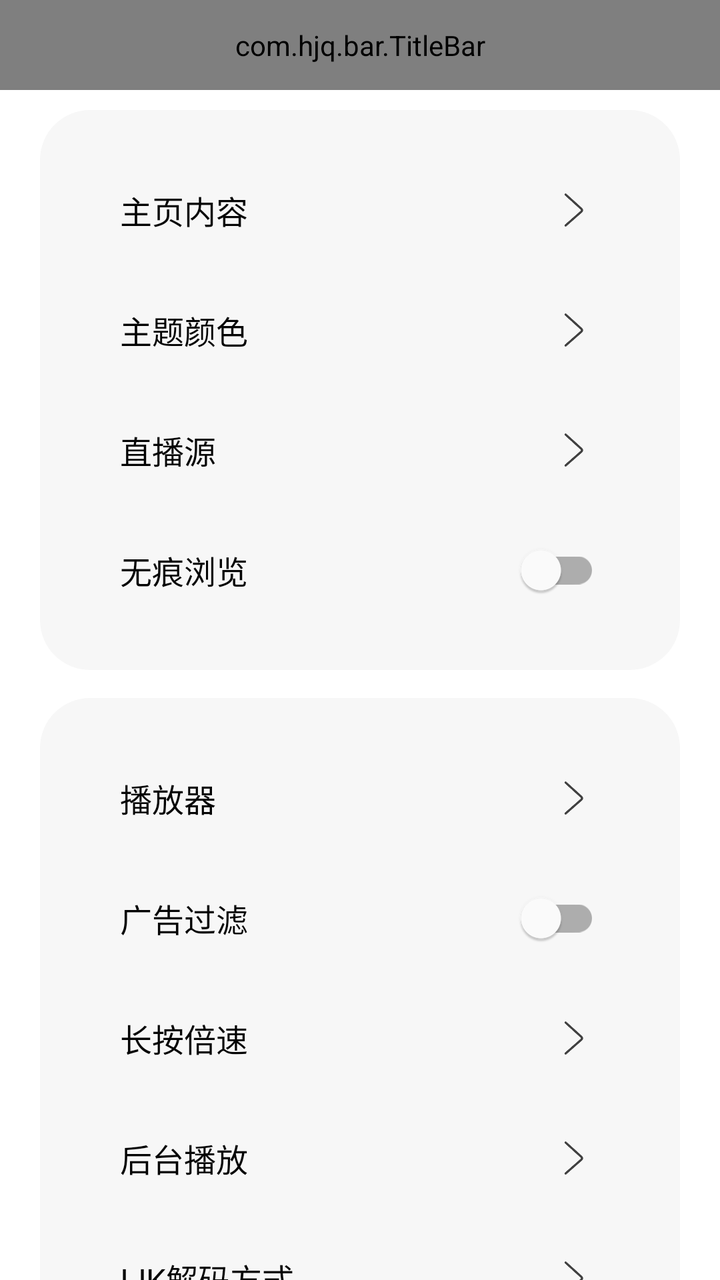
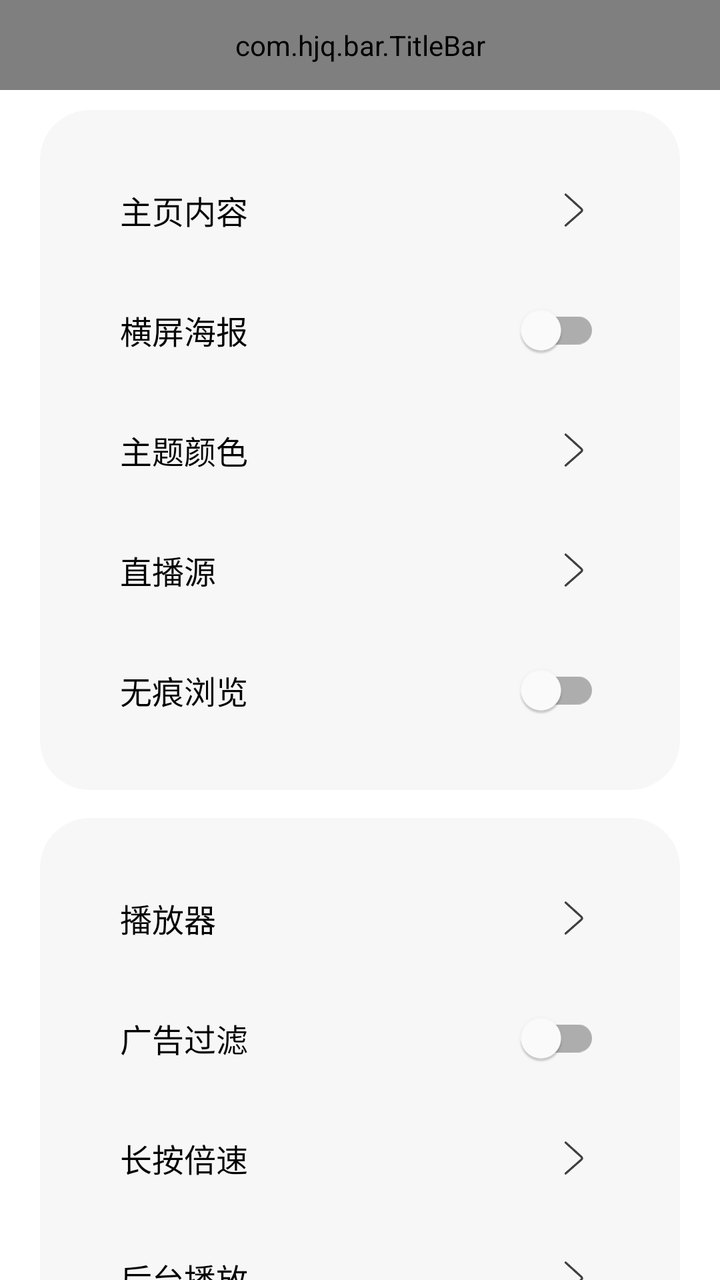

Two renders of the same Android screen: before a commit and after it. Below are the layout's source before the change and the commit's diff.
<!-- AndroidManifest.xml: application theme AppTheme -->
<!-- res/layout/activity_setting.xml -->
<?xml version="1.0" encoding="utf-8"?>
<LinearLayout xmlns:android="http://schemas.android.com/apk/res/android"
    xmlns:app="http://schemas.android.com/apk/res-auto"
    xmlns:tools="http://schemas.android.com/tools"
    android:layout_width="match_parent"
    android:layout_height="match_parent"
    android:orientation="vertical">

    <com.hjq.bar.TitleBar
        android:id="@+id/title_bar"
        android:layout_width="match_parent"
        android:layout_height="45dp"
        app:title="设置"
        app:titleStyle="bold"
        app:titleColor="@color/black"
        app:lineVisible="false"/>

    <ScrollView
        android:layout_width="match_parent"
        android:layout_height="wrap_content"
        android:scrollbars="none"
        >

        <LinearLayout
            android:layout_width="match_parent"
            android:layout_height="wrap_content"
            android:orientation="vertical"
            android:layout_marginHorizontal="20dp"
            android:paddingVertical="10dp">

            <LinearLayout
                android:layout_width="match_parent"
                android:layout_height="wrap_content"
                android:orientation="vertical"
                android:paddingVertical="20dp"
                android:background="@drawable/bg_large_round_gray">

                <LinearLayout
                    android:id="@+id/llHomeRec"
                    android:layout_width="match_parent"
                    android:layout_height="@dimen/dp_60"
                    android:layout_weight="1"
                    android:focusable="true"
                    android:gravity="center_vertical"
                    android:orientation="horizontal"
                    android:paddingHorizontal="40dp"
                    android:foreground="?android:selectableItemBackground"
                    >

                    <TextView
                        android:layout_width="wrap_content"
                        android:layout_height="wrap_content"
                        android:text="主页内容"
                        android:textColor="@color/text_foreground"
                        android:textSize="16sp"/>

                    <Space
                        android:layout_width="0dp"
                        android:layout_height="wrap_content"
                        android:layout_weight="1" />

                    <TextView
                        android:id="@+id/tvHomeRec"
                        android:layout_width="wrap_content"
                        android:layout_height="wrap_content"

                        />

                    <ImageView
                        android:layout_width="26dp"
                        android:layout_height="26dp"
                        android:layout_gravity="center"
                        android:alpha="0.75"
                        android:src="@drawable/icon_pre"
                        app:tint="@color/text_foreground"/>
                </LinearLayout>


                <LinearLayout
                    android:id="@+id/showFastSearch"
                    android:layout_width="match_parent"
                    android:layout_height="@dimen/dp_60"
                    android:layout_marginBottom="@dimen/dp_10"
                    android:focusable="true"
                    android:gravity="center_vertical"
                    android:orientation="horizontal"
                    android:paddingHorizontal="20dp"
                    android:visibility="gone">

                    <TextView
                        android:layout_width="wrap_content"
                        android:layout_height="wrap_content"
                        android:text="聚合模式"
                        android:textColor="@color/text_foreground"
                        android:textSize="16sp"
                        />

                    <Space
                        android:layout_width="0dp"
                        android:layout_height="wrap_content"
                        android:layout_weight="1" />

                    <TextView
                        android:id="@+id/showFastSearchText"
                        android:layout_width="wrap_content"
                        android:layout_height="wrap_content"

                        />

                    <ImageView
                        android:layout_width="26dp"
                        android:layout_height="26dp"
                        android:layout_gravity="center"
                        android:alpha="0.75"
                        android:src="@drawable/icon_pre"
                        app:tint="@color/text_foreground"/>
                </LinearLayout>

                <LinearLayout
                    android:id="@+id/llTheme"
                    android:layout_width="match_parent"
                    android:layout_height="@dimen/dp_60"
                    android:layout_weight="1"
                    android:focusable="true"
                    android:gravity="center_vertical"
                    android:orientation="horizontal"
                    android:paddingHorizontal="40dp"
                    android:foreground="?android:selectableItemBackground"
                    >

                    <TextView
                        android:layout_width="wrap_content"
                        android:layout_height="wrap_content"
                        android:text="主题颜色"
                        android:textColor="@color/text_foreground"
                        android:textSize="16sp"
                        />

                    <Space
                        android:layout_width="0dp"
                        android:layout_height="wrap_content"
                        android:layout_weight="1" />

                    <TextView
                        android:id="@+id/tvTheme"
                        android:layout_width="wrap_content"
                        android:layout_height="wrap_content"
                        />

                    <ImageView
                        android:layout_width="26dp"
                        android:layout_height="26dp"
                        android:layout_gravity="center"
                        android:alpha="0.75"
                        android:src="@drawable/icon_pre"
                        app:tint="@color/text_foreground"/>
                </LinearLayout>

                <LinearLayout
                    android:id="@+id/llLiveApi"
                    android:layout_width="match_parent"
                    android:layout_height="@dimen/dp_60"
                    android:layout_weight="1"
                    android:focusable="true"
                    android:gravity="center_vertical"
                    android:orientation="horizontal"
                    android:paddingHorizontal="40dp"
                    android:foreground="?android:selectableItemBackground">

                    <TextView
                        android:layout_width="wrap_content"
                        android:layout_height="wrap_content"
                        android:text="直播源"
                        android:textColor="@color/text_foreground"
                        android:textSize="16sp"
                        />

                    <Space
                        android:layout_width="0dp"
                        android:layout_height="wrap_content"
                        android:layout_weight="1" />

                    <ImageView
                        android:layout_width="26dp"
                        android:layout_height="26dp"
                        android:layout_gravity="center"
                        android:alpha="0.75"
                        android:src="@drawable/icon_pre"
                        app:tint="@color/text_foreground"/>
                </LinearLayout>

                <LinearLayout
                    android:id="@+id/llPrivateBrowsing"
                    android:layout_width="match_parent"
                    android:layout_height="@dimen/dp_60"
                    android:layout_weight="1"
                    android:focusable="true"
                    android:gravity="center_vertical"
                    android:orientation="horizontal"
                    android:paddingHorizontal="40dp"
                    android:foreground="?android:selectableItemBackground">

                    <TextView
                        android:layout_width="wrap_content"
                        android:layout_height="wrap_content"
                        android:text="无痕浏览"
                        android:textColor="@color/text_foreground"
                        android:textSize="16sp"
                        />

                    <Space
                        android:layout_width="0dp"
                        android:layout_height="wrap_content"
                        android:layout_weight="1" />

                    <com.google.android.material.switchmaterial.SwitchMaterial
                        android:id="@+id/switchPrivateBrowsing"
                        android:layout_width="wrap_content"
                        android:layout_height="wrap_content"
                        android:clickable="false"/>
                </LinearLayout>
            </LinearLayout>

            <LinearLayout
                android:layout_width="match_parent"
                android:layout_height="wrap_content"
                android:orientation="vertical"
                android:paddingVertical="20dp"
                android:layout_marginTop="14dp"
                android:background="@drawable/bg_large_round_gray">
                <LinearLayout
                    android:id="@+id/llPlay"
                    android:layout_width="match_parent"
                    android:layout_height="@dimen/dp_60"
                    android:layout_weight="1"
                    android:focusable="true"
                    android:gravity="center_vertical"
                    android:orientation="horizontal"
                    android:paddingHorizontal="40dp"
                    android:foreground="?android:selectableItemBackground">

                    <TextView
                        android:layout_width="wrap_content"
                        android:layout_height="wrap_content"
                        android:text="播放器"
                        android:textColor="@color/text_foreground"
                        android:textSize="16sp"
                        />

                    <Space
                        android:layout_width="0dp"
                        android:layout_height="wrap_content"
                        android:layout_weight="1" />

                    <TextView
                        android:id="@+id/tvPlay"
                        android:layout_width="wrap_content"
                        android:layout_height="wrap_content"
                        />

                    <ImageView
                        android:layout_width="26dp"
                        android:layout_height="26dp"
                        android:layout_gravity="center"
                        android:alpha="0.75"
                        android:src="@drawable/icon_pre"
                        app:tint="@color/text_foreground"/>
                </LinearLayout>

                <LinearLayout
                    android:id="@+id/llVideoPurify"
                    android:layout_width="match_parent"
                    android:layout_height="60dp"
                    android:focusable="true"
                    android:gravity="center_vertical"
                    android:orientation="horizontal"
                    android:paddingHorizontal="40dp"
                    android:foreground="?android:selectableItemBackground">

                    <TextView
                        android:layout_width="wrap_content"
                        android:layout_height="wrap_content"
                        android:text="广告过滤"
                        android:textColor="@color/text_foreground"
                        android:textSize="16sp"/>

                    <Space
                        android:layout_width="0dp"
                        android:layout_height="wrap_content"
                        android:layout_weight="1" />

                    <com.google.android.material.switchmaterial.SwitchMaterial
                        android:id="@+id/switchVideoPurify"
                        android:layout_width="wrap_content"
                        android:layout_height="wrap_content"
                        android:clickable="false"/>
                </LinearLayout>

                <LinearLayout
                    android:id="@+id/llPressSpeed"
                    android:layout_width="match_parent"
                    android:layout_height="@dimen/dp_60"
                    android:layout_weight="1"
                    android:focusable="true"
                    android:gravity="center_vertical"
                    android:orientation="horizontal"
                    android:paddingHorizontal="40dp"
                    android:foreground="?android:selectableItemBackground">

                    <TextView
                        android:layout_width="wrap_content"
                        android:layout_height="wrap_content"
                        android:text="长按倍速"
                        android:textColor="@color/text_foreground"
                        android:textSize="16sp"
                        />

                    <Space
                        android:layout_width="0dp"
                        android:layout_height="wrap_content"
                        android:layout_weight="1" />

                    <TextView
                        android:id="@+id/tvSpeed"
                        android:layout_width="wrap_content"
                        android:layout_height="wrap_content"

                        />

                    <ImageView
                        android:layout_width="26dp"
                        android:layout_height="26dp"
                        android:layout_gravity="center"
                        android:alpha="0.75"
                        android:src="@drawable/icon_pre"
                        app:tint="@color/text_foreground"/>
                </LinearLayout>

                <LinearLayout
                    android:id="@+id/llBackgroundPlay"
                    android:layout_width="match_parent"
                    android:layout_height="@dimen/dp_60"
                    android:layout_weight="1"
                    android:focusable="true"
                    android:gravity="center_vertical"
                    android:orientation="horizontal"
                    android:paddingHorizontal="40dp"
                    android:foreground="?android:selectableItemBackground">

                    <TextView
                        android:layout_width="wrap_content"
                        android:layout_height="wrap_content"
                        android:text="后台播放"
                        android:textColor="@color/text_foreground"
                        android:textSize="16sp"
                        />

                    <Space
                        android:layout_width="0dp"
                        android:layout_height="wrap_content"
                        android:layout_weight="1" />

                    <TextView
                        android:id="@+id/tvBackgroundPlayType"
                        android:layout_width="wrap_content"
                        android:layout_height="wrap_content"
                        />

                    <ImageView
                        android:layout_width="26dp"
                        android:layout_height="26dp"
                        android:layout_gravity="center"
                        android:alpha="0.75"
                        android:src="@drawable/icon_pre"
                        app:tint="@color/text_foreground"/>
                </LinearLayout>

                <LinearLayout
                    android:id="@+id/llMediaCodec"
                    android:layout_width="match_parent"
                    android:layout_height="@dimen/dp_60"
                    android:focusable="true"
                    android:gravity="center_vertical"
                    android:orientation="horizontal"
                    android:paddingHorizontal="40dp"
                    android:foreground="?android:selectableItemBackground">

                    <TextView
                        android:layout_width="wrap_content"
                        android:layout_height="wrap_content"
                        android:text="IJK解码方式"
                        android:textColor="@color/text_foreground"
                        android:textSize="16sp"
                        />

                    <Space
                        android:layout_width="0dp"
                        android:layout_height="wrap_content"
                        android:layout_weight="1" />

                    <TextView
                        android:id="@+id/tvMediaCodec"
                        android:layout_width="wrap_content"
                        android:layout_height="wrap_content"
                        />

                    <ImageView
                        android:layout_width="26dp"
                        android:layout_height="26dp"
                        android:layout_gravity="center"
                        android:alpha="0.75"
                        android:src="@drawable/icon_pre"
                        app:tint="@color/text_foreground"/>
                </LinearLayout>


                <LinearLayout
                    android:id="@+id/llRender"
                    android:layout_width="match_parent"
                    android:layout_height="@dimen/dp_60"
                    android:gravity="center_vertical"
                    android:orientation="horizontal"
                    android:paddingHorizontal="40dp"
                    android:foreground="?android:selectableItemBackground">

                    <TextView
                        android:layout_width="wrap_content"
                        android:layout_height="wrap_content"
                        android:text="渲染方式"
                        android:textColor="@color/text_foreground"
                        android:textSize="16sp"
                        />

                    <Space
                        android:layout_width="0dp"
                        android:layout_height="wrap_content"
                        android:layout_weight="1" />

                    <TextView
                        android:id="@+id/tvRenderType"
                        android:layout_width="wrap_content"
                        android:layout_height="wrap_content"

                        />

                    <ImageView
                        android:layout_width="26dp"
                        android:layout_height="26dp"
                        android:layout_gravity="center"
                        android:alpha="0.75"
                        android:src="@drawable/icon_pre"
                        app:tint="@color/text_foreground"/>
                </LinearLayout>

                <LinearLayout
                    android:id="@+id/llScale"
                    android:layout_width="match_parent"
                    android:layout_height="@dimen/dp_60"
                    android:gravity="center_vertical"
                    android:orientation="horizontal"
                    android:paddingHorizontal="40dp"
                    android:foreground="?android:selectableItemBackground">

                    <TextView
                        android:layout_width="wrap_content"
                        android:layout_height="wrap_content"
                        android:text="画面缩放"
                        android:textColor="@color/text_foreground"
                        android:textSize="16sp"
                        />

                    <Space
                        android:layout_width="0dp"
                        android:layout_height="wrap_content"
                        android:layout_weight="1" />

                    <TextView
                        android:id="@+id/tvScaleType"
                        android:layout_width="wrap_content"
                        android:layout_height="wrap_content"

                        />

                    <ImageView
                        android:layout_width="26dp"
                        android:layout_height="26dp"
                        android:layout_gravity="center"
                        android:alpha="0.75"
                        android:src="@drawable/icon_pre"
                        app:tint="@color/text_foreground"/>
                </LinearLayout>

                <LinearLayout
                    android:id="@+id/llIjkCachePlay"
                    android:layout_width="match_parent"
                    android:layout_height="60dp"
                    android:focusable="true"
                    android:gravity="center_vertical"
                    android:orientation="horizontal"
                    android:paddingHorizontal="40dp"
                    android:foreground="?android:selectableItemBackground">

                    <TextView
                        android:layout_width="wrap_content"
                        android:layout_height="wrap_content"
                        android:text="IJK缓存"
                        android:textColor="@color/text_foreground"
                        android:textSize="16sp"/>

                    <Space
                        android:layout_width="0dp"
                        android:layout_height="wrap_content"
                        android:layout_weight="1" />

                    <com.google.android.material.switchmaterial.SwitchMaterial
                        android:id="@+id/switchIjkCachePlay"
                        android:layout_width="wrap_content"
                        android:layout_height="wrap_content"
                        android:clickable="false"/>
                </LinearLayout>

            </LinearLayout>

            <LinearLayout
                android:layout_width="match_parent"
                android:layout_height="wrap_content"
                android:orientation="vertical"
                android:paddingVertical="20dp"
                android:layout_marginTop="14dp"
                android:background="@drawable/bg_large_round_gray">

                <LinearLayout
                    android:id="@+id/llBackup"
                    android:layout_width="match_parent"
                    android:layout_height="@dimen/dp_60"
                    android:focusable="true"
                    android:gravity="center_vertical"
                    android:orientation="horizontal"
                    android:paddingHorizontal="40dp"
                    android:foreground="?android:selectableItemBackground">

                    <TextView
                        android:layout_width="wrap_content"
                        android:layout_height="wrap_content"
                        android:text="数据备份还原"
                        android:textColor="@color/text_foreground"
                        android:textSize="16sp"/>

                    <Space
                        android:layout_width="0dp"
                        android:layout_height="wrap_content"
                        android:layout_weight="1" />

                    <ImageView
                        android:layout_width="26dp"
                        android:layout_height="26dp"
                        android:layout_gravity="center"
                        android:alpha="0.75"
                        android:src="@drawable/icon_pre"
                        app:tint="@color/text_foreground"/>
                </LinearLayout>


                <LinearLayout
                    android:id="@+id/llDns"
                    android:layout_width="match_parent"
                    android:layout_height="@dimen/dp_60"
                    android:focusable="true"
                    android:gravity="center_vertical"
                    android:orientation="horizontal"
                    android:paddingHorizontal="40dp"
                    android:foreground="?android:selectableItemBackground">

                    <TextView
                        android:layout_width="wrap_content"
                        android:layout_height="wrap_content"
                        android:text="安全DNS"
                        android:textColor="@color/text_foreground"
                        android:textSize="16sp"/>

                    <Space
                        android:layout_width="0dp"
                        android:layout_height="wrap_content"
                        android:layout_weight="1" />

                    <TextView
                        android:id="@+id/tvDns"
                        android:layout_width="wrap_content"
                        android:layout_height="wrap_content"
                        />

                    <ImageView
                        android:layout_width="26dp"
                        android:layout_height="26dp"
                        android:layout_gravity="center"
                        android:alpha="0.75"
                        android:src="@drawable/icon_pre"
                        app:tint="@color/text_foreground"/>
                </LinearLayout>

                <LinearLayout
                    android:id="@+id/llHistoryNum"
                    android:layout_width="match_parent"
                    android:layout_height="@dimen/dp_60"
                    android:focusable="true"
                    android:gravity="center_vertical"
                    android:orientation="horizontal"
                    android:paddingHorizontal="40dp"
                    android:foreground="?android:selectableItemBackground">

                    <TextView
                        android:layout_width="wrap_content"
                        android:layout_height="wrap_content"
                        android:text="历史记录"
                        android:textColor="@color/text_foreground"
                        android:textSize="16sp"
                        />

                    <Space
                        android:layout_width="0dp"
                        android:layout_height="wrap_content"
                        android:layout_weight="1" />

                    <TextView
                        android:id="@+id/tvHistoryNum"
                        android:layout_width="wrap_content"
                        android:layout_height="wrap_content"

                        />

                    <ImageView
                        android:layout_width="26dp"
                        android:layout_height="26dp"
                        android:layout_gravity="center"
                        android:alpha="0.75"
                        android:src="@drawable/icon_pre"
                        app:tint="@color/text_foreground"/>
                </LinearLayout>


                <LinearLayout
                    android:id="@+id/llClearCache"
                    android:layout_width="match_parent"
                    android:layout_height="@dimen/dp_60"
                    android:focusable="true"
                    android:gravity="center_vertical"
                    android:orientation="horizontal"
                    android:paddingHorizontal="40dp"
                    android:foreground="?android:selectableItemBackground">

                    <TextView
                        android:layout_width="wrap_content"
                        android:layout_height="wrap_content"
                        android:text="清空缓存"
                        android:textColor="@color/text_foreground"
                        android:textSize="16sp"
                        />

                    <Space
                        android:layout_width="0dp"
                        android:layout_height="wrap_content"
                        android:layout_weight="1" />

                    <ImageView
                        android:layout_width="26dp"
                        android:layout_height="26dp"
                        android:layout_gravity="center"
                        android:alpha="0.75"
                        android:src="@drawable/icon_pre"
                        app:tint="@color/text_foreground"/>
                </LinearLayout>

            </LinearLayout>

        </LinearLayout>
    </ScrollView>
</LinearLayout>
<!-- resources referenced by this layout -->
<resources>
  <color name="black">#000000</color>
  <color name="text_foreground">#050505</color>
  <dimen name="dp_10">10dp</dimen>
  <dimen name="dp_60">60dp</dimen>
  <!-- drawable bg_large_round_gray (drawable) -->
  <?xml version="1.0" encoding="utf-8"?>
  <shape xmlns:android="http://schemas.android.com/apk/res/android"
  	android:shape="rectangle">
  	<solid
  			android:color="@color/bg_gray" />
  
  	<corners 
  			android:radius="25dp" />
  
  </shape>
  <!-- drawable icon_pre: png bitmap (drawable, 3137 bytes) -->
  <style name="AppTheme" parent="Theme.MaterialComponents.Light.NoActionBar">
          
          <item name="colorPrimary">@color/colorPrimary</item>
          
          <item name="colorAccent">@color/colorAccent</item>
          
          <item name="android:windowBackground">@color/windowBackground</item>
      </style>
  <color name="bg_gray">#f7f7f7</color>
  <color name="colorPrimary">#567df4</color>
  <color name="colorAccent">#3e4fb1</color>
  <color name="windowBackground">#fff</color>
</resources>

<!-- the commit's change to res/layout/activity_setting.xml (unified diff, before → after) -->
@@ -75,6 +75,36 @@
                         app:tint="@color/text_foreground"/>
                 </LinearLayout>
 
+                <LinearLayout
+                    android:id="@+id/llLandscapeCard"
+                    android:layout_width="match_parent"
+                    android:layout_height="@dimen/dp_60"
+                    android:layout_weight="1"
+                    android:focusable="true"
+                    android:gravity="center_vertical"
+                    android:orientation="horizontal"
+                    android:paddingHorizontal="40dp"
+                    android:foreground="?android:selectableItemBackground">
+
+                    <TextView
+                        android:layout_width="wrap_content"
+                        android:layout_height="wrap_content"
+                        android:text="横屏海报"
+                        android:textColor="@color/text_foreground"
+                        android:textSize="16sp"/>
+
+                    <Space
+                        android:layout_width="0dp"
+                        android:layout_height="wrap_content"
+                        android:layout_weight="1" />
+
+                    <com.google.android.material.switchmaterial.SwitchMaterial
+                        android:id="@+id/switchLandscapeCard"
+                        android:layout_width="wrap_content"
+                        android:layout_height="wrap_content"
+                        android:clickable="false"/>
+                </LinearLayout>
+
 
                 <LinearLayout
                     android:id="@+id/showFastSearch"
